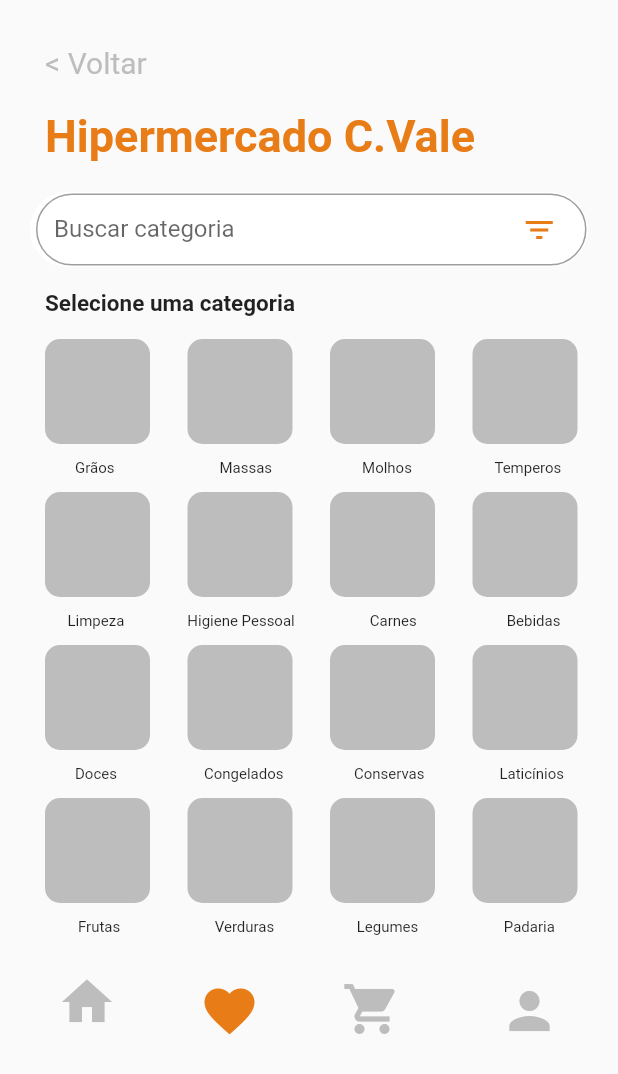
After one commit to camileandrade/smart-buy, a Flutter app: the screen it shows after launch, after a tap on "Entrar", after a tap on the "favorite" icon, on a phone screen of 412 x 824 dp. The commit adds this screen. Shown: the top 1074 px of the screen. Run offline on Flutter 3.47's test engine with Material 2 defaults, Android fonts, the phone set to English and light mode, and no system bars.

Commit message:
Adicionando pagina de categorias

```diff
--- /dev/null
+++ b/smart_buy/lib/categoriaPage.dart
@@ -0,0 +1,514 @@
+// ignore_for_file: prefer_const_literals_to_create_immutables, prefer_const_constructors, avoid_unnecessary_containers, sort_child_properties_last
+
+import 'package:flutter/material.dart';
+import 'package:smart_buy/home.dart';
+
+class CategoriaPage extends StatefulWidget {
+  const CategoriaPage({super.key});
+
+  @override
+  State<CategoriaPage> createState() => _CategoriaPageState();
+}
+
+class _CategoriaPageState extends State<CategoriaPage> {
+  @override
+  Widget build(BuildContext context) {
+    return MaterialApp(
+      debugShowCheckedModeBanner: false,
+      home: Scaffold(
+        body: Column(
+          children: [
+            Padding(
+              padding: EdgeInsets.only(left: 30.0, top: 30.0, right: 30.0, bottom: 20.0),
+              // ROW DE VOLTAR
+              child: Row(
+                crossAxisAlignment: CrossAxisAlignment.start,
+                children: [
+                  Container(
+                    child: GestureDetector(
+                      onTap: () {
+                        Navigator.push(
+                          context,
+                          MaterialPageRoute(builder: (context) => HomePage()),
+                        );
+                      },
+                      child: Text(
+                        '< Voltar',
+                        style: TextStyle(
+                          fontSize: 20.0,
+                          color: Colors.grey[400],
+                        ),
+                      ),
+                    ),
+                  ),
+                ],
+              ),
+            ),
+            Padding(
+              padding: EdgeInsets.only(left: 30.0, right: 30.0, bottom: 20.0),
+              child: Row(
+                crossAxisAlignment: CrossAxisAlignment.start,
+                children: [
+                  Text(
+                    'Hipermercado C.Vale',
+                    style: TextStyle(
+                      fontSize: 30.0,
+                      fontWeight: FontWeight.bold,
+                      color: Color(0xFFE87C17),
+                    ),
+                  )
+                ],
+              )
+            ),
+            Padding(
+              padding: EdgeInsets.only(left: 20, right: 20.0),
+              child: Container(
+                width: 400,
+                height: 50,
+                decoration: BoxDecoration(
+                  color: Colors.white,
+                  border: Border.all(color: Colors.white),
+                  borderRadius: BorderRadius.circular(30),
+                ),
+                child: Padding(
+                  padding: EdgeInsets.only(left: 3.0),
+                  child: TextField(
+                    decoration: InputDecoration (
+                      labelText: "Buscar categoria",
+                      suffixIcon: Padding(
+                        padding: EdgeInsets.only(right: 15.0),
+                        child: Icon(
+                          Icons.filter_list,
+                          color: Color(0xFFE87C17),
+                        ),
+                      ),
+                      enabledBorder: OutlineInputBorder(
+                        borderSide: BorderSide(color: Colors.grey),
+                        borderRadius: BorderRadius.circular(30.0),
+                      ),
+                    ),
+                  ),
+                ),
+              ),
+            ),
+            Row (
+              children: [
+                Padding(
+                  padding: EdgeInsets.only(left: 30.0, top: 15.0),
+                  child: Text(
+                    'Selecione uma categoria',
+                    style: TextStyle(
+                      fontSize: 15.0,
+                      fontWeight: FontWeight.bold,
+                      color: Colors.black87
+                    )
+                  )
+                )
+              ],
+            ),
+            SizedBox(height: 15),
+            Row (
+              children: [
+                Padding(
+                  padding: EdgeInsets.only(left: 30.0),
+                  child: Container(
+                    height: 70,
+                    width: 70,
+                    decoration: BoxDecoration(
+                      color: Colors.grey[400],
+                      borderRadius: BorderRadius.circular(10.0)
+                    ),
+                  ),
+                ),
+                Padding(
+                  padding: EdgeInsets.only(left: 25.0),
+                  child: Container(
+                    height: 70,
+                    width: 70,
+                    decoration: BoxDecoration(
+                      color: Colors.grey[400],
+                      borderRadius: BorderRadius.circular(10.0)
+                    ),
+                  ),
+                ),
+                Padding(
+                  padding: EdgeInsets.only(left: 25.0),
+                  child: Container(
+                    height: 70,
+                    width: 70,
+                    decoration: BoxDecoration(
+                      color: Colors.grey[400],
+                      borderRadius: BorderRadius.circular(10.0)
+                    ),
+                  ),
+                ),
+                Padding(
+                  padding: EdgeInsets.only(left: 25.0),
+                  child: Container(
+                    height: 70,
+                    width: 70,
+                    decoration: BoxDecoration(
+                      color: Colors.grey[400],
+                      borderRadius: BorderRadius.circular(10.0)
+                    ),
+                  ),
+                ),
+              ],
+            ),
+            Row(
+              children: [
+                Padding(
+                  padding: EdgeInsets.only(left: 50.0, top: 10.0, right: 30.0),
+                  child: Text(
+                    'Grãos',
+                    style: TextStyle(
+                      fontSize: 10.0,
+                    ),
+                  )
+                ),
+                Padding(
+                  padding: EdgeInsets.only(left: 40.0, top: 10.0, right: 30.0),
+                  child: Text(
+                    'Massas',
+                    style: TextStyle(
+                      fontSize: 10.0,
+                    ),
+                  )
+                ),
+                Padding(
+                  padding: EdgeInsets.only(left: 30.0, top: 10.0, right: 30.0),
+                  child: Text(
+                    'Molhos',
+                    style: TextStyle(
+                      fontSize: 10.0,
+                    ),
+                  )
+                ),
+                Padding(
+                  padding: EdgeInsets.only(left: 25.0, top: 10.0, right: 30.0),
+                  child: Text(
+                    'Temperos',
+                    style: TextStyle(
+                      fontSize: 10.0,
+                    ),
+                  )
+                ),
+              ],
+            ),
+            SizedBox(height: 10),
+            Row (
+              children: [
+                Padding(
+                  padding: EdgeInsets.only(left: 30.0),
+                  child: Container(
+                    height: 70,
+                    width: 70,
+                    decoration: BoxDecoration(
+                      color: Colors.grey[400],
+                      borderRadius: BorderRadius.circular(10.0)
+                    ),
+                  ),
+                ),
+                Padding(
+                  padding: EdgeInsets.only(left: 25.0),
+                  child: Container(
+                    height: 70,
+                    width: 70,
+                    decoration: BoxDecoration(
+                      color: Colors.grey[400],
+                      borderRadius: BorderRadius.circular(10.0)
+                    ),
+                  ),
+                ),
+                Padding(
+                  padding: EdgeInsets.only(left: 25.0),
+                  child: Container(
+                    height: 70,
+                    width: 70,
+                    decoration: BoxDecoration(
+                      color: Colors.grey[400],
+                      borderRadius: BorderRadius.circular(10.0)
+                    ),
+                  ),
+                ),
+                Padding(
+                  padding: EdgeInsets.only(left: 25.0),
+                  child: Container(
+                    height: 70,
+                    width: 70,
+                    decoration: BoxDecoration(
+                      color: Colors.grey[400],
+                      borderRadius: BorderRadius.circular(10.0)
+                    ),
+                  ),
+                ),
+              ],
+            ),
+            Row(
+              children: [
+                Padding(
+                  padding: EdgeInsets.only(left: 45.0, top: 10.0, right: 30.0),
+                  child: Text(
+                    'Limpeza',
+                    style: TextStyle(
+                      fontSize: 10.0,
+                    ),
+                  )
+                ),
+                Padding(
+                  padding: EdgeInsets.only(left: 12.0, top: 10.0, right: 30.0),
+                  child: Text(
+                    'Higiene Pessoal',
+                    style: TextStyle(
+                      fontSize: 10.0,
+                    ),
+                  )
+                ),
+                Padding(
+                  padding: EdgeInsets.only(left: 20.0, top: 10.0, right: 30.0),
+                  child: Text(
+                    'Carnes',
+                    style: TextStyle(
+                      fontSize: 10.0,
+                    ),
+                  )
+                ),
+                Padding(
+                  padding: EdgeInsets.only(left: 30.0, top: 10.0, right: 30.0),
+                  child: Text(
+                    'Bebidas',
+                    style: TextStyle(
+                      fontSize: 10.0,
+                    ),
+                  )
+                ),
+              ],
+            ),
+            SizedBox(height: 10),
+            Row (
+              children: [
+                Padding(
+                  padding: EdgeInsets.only(left: 30.0),
+                  child: Container(
+                    height: 70,
+                    width: 70,
+                    decoration: BoxDecoration(
+                      color: Colors.grey[400],
+                      borderRadius: BorderRadius.circular(10.0)
+                    ),
+                  ),
+                ),
+                Padding(
+                  padding: EdgeInsets.only(left: 25.0),
+                  child: Container(
+                    height: 70,
+                    width: 70,
+                    decoration: BoxDecoration(
+                      color: Colors.grey[400],
+                      borderRadius: BorderRadius.circular(10.0)
+                    ),
+                  ),
+                ),
+                Padding(
+                  padding: EdgeInsets.only(left: 25.0),
+                  child: Container(
+                    height: 70,
+                    width: 70,
+                    decoration: BoxDecoration(
+                      color: Colors.grey[400],
+                      borderRadius: BorderRadius.circular(10.0)
+                    ),
+                  ),
+                ),
+                Padding(
+                  padding: EdgeInsets.only(left: 25.0),
+                  child: Container(
+                    height: 70,
+                    width: 70,
+                    decoration: BoxDecoration(
+                      color: Colors.grey[400],
+                      borderRadius: BorderRadius.circular(10.0)
+                    ),
+                  ),
+                ),
+              ],
+            ),
+            Row(
+              children: [
+                Padding(
+                  padding: EdgeInsets.only(left: 50.0, top: 10.0, right: 30.0),
+                  child: Text(
+                    'Doces',
+                    style: TextStyle(
+                      fontSize: 10.0,
+                    ),
+                  )
+                ),
+                Padding(
+                  padding: EdgeInsets.only(left: 28.0, top: 10.0, right: 30.0),
+                  child: Text(
+                    'Congelados',
+                    style: TextStyle(
+                      fontSize: 10.0,
+                    ),
+                  )
+                ),
+                Padding(
+                  padding: EdgeInsets.only(left: 17.0, top: 10.0, right: 30.0),
+                  child: Text(
+                    'Conservas',
+                    style: TextStyle(
+                      fontSize: 10.0,
+                    ),
+                  )
+                ),
+                Padding(
+                  padding: EdgeInsets.only(left: 20.0, top: 10.0, right: 30.0),
+                  child: Text(
+                    'Laticínios',
+                    style: TextStyle(
+                      fontSize: 10.0,
+                    ),
+                  )
+                ),
+              ],
+            ),
+            SizedBox(height: 10),
+            Row (
+              children: [
+                Padding(
+                  padding: EdgeInsets.only(left: 30.0),
+                  child: Container(
+                    height: 70,
+                    width: 70,
+                    decoration: BoxDecoration(
+                      color: Colors.grey[400],
+                      borderRadius: BorderRadius.circular(10.0)
+                    ),
+                  ),
+                ),
+                Padding(
+                  padding: EdgeInsets.only(left: 25.0),
+                  child: Container(
+                    height: 70,
+                    width: 70,
+                    decoration: BoxDecoration(
+                      color: Colors.grey[400],
+                      borderRadius: BorderRadius.circular(10.0)
+                    ),
+                  ),
+                ),
+                Padding(
+                  padding: EdgeInsets.only(left: 25.0),
+                  child: Container(
+                    height: 70,
+                    width: 70,
+                    decoration: BoxDecoration(
+                      color: Colors.grey[400],
+                      borderRadius: BorderRadius.circular(10.0)
+                    ),
+                  ),
+                ),
+                Padding(
+                  padding: EdgeInsets.only(left: 25.0),
+                  child: Container(
+                    height: 70,
+                    width: 70,
+                    decoration: BoxDecoration(
+                      color: Colors.grey[400],
+                      borderRadius: BorderRadius.circular(10.0)
+                    ),
+                  ),
+                ),
+              ],
+            ),
+            Row(
+              children: [
+                Padding(
+                  padding: EdgeInsets.only(left: 52.0, top: 10.0, right: 30.0),
+                  child: Text(
+                    'Frutas',
+                    style: TextStyle(
+                      fontSize: 10.0,
+                    ),
+                  )
+                ),
+                Padding(
+                  padding: EdgeInsets.only(left: 33.0, top: 10.0, right: 30.0),
+                  child: Text(
+                    'Verduras',
+                    style: TextStyle(
+                      fontSize: 10.0,
+                    ),
+                  )
+                ),
+                Padding(
+                  padding: EdgeInsets.only(left: 25.0, top: 10.0, right: 30.0),
+                  child: Text(
+                    'Legumes',
+                    style: TextStyle(
+                      fontSize: 10.0,
+                    ),
+                  )
+                ),
+                Padding(
+                  padding: EdgeInsets.only(left: 27.0, top: 10.0, right: 30.0),
+                  child: Text(
+                    'Padaria',
+                    style: TextStyle(
+                      fontSize: 10.0,
+                    ),
+                  )
+                ),
+              ],
+            ),
+            Row(
+              children: [
+                Padding(
+                  padding: EdgeInsets.only(left: 30.0, top: 10.0, right: 40.0, bottom: 20.0),
+                  child: IconButton(
+                    icon: Icon (
+                      Icons.home,
+                      color: Colors.grey[400],
+                      size: 40.0,
+                    ),
+                    onPressed: () {
+                      Navigator.pushReplacement(
+                        context,
+                        MaterialPageRoute(builder: (context) => HomePage()),
+                      );
+                    },
+                  ),
+                ),
+                Padding(
+                  padding: EdgeInsets.only(left: 15.0, top: 10.0, right: 30.0),
+                  child: Icon (
+                    Icons.favorite,
+                    color: Color(0xFFE87C17),
+                    size: 40.0,
+                  ),
+                ),
+                Padding(
+                  padding: EdgeInsets.only(left: 25.0, top: 27.0, right: 40.0, bottom: 20.0),
+                  child: Icon (
+                    Icons.shopping_cart,
+                    color: Colors.grey[400],
+                    size: 40.0,
+                  ),
+                ),
+                Padding(
+                  padding: EdgeInsets.only(left: 25.0, top: 30.0, right: 20.0, bottom: 20.0),
+                  child: Icon (
+                    Icons.person,
+                    color: Colors.grey[400],
+                    size: 40.0,
+                  ),
+                )
+              ],
+            )
+          ],
+        ),
+      )
+    );
+  }
+}
--- a/smart_buy/lib/home.dart
+++ b/smart_buy/lib/home.dart
@@ -1,6 +1,7 @@
 // ignore_for_file: prefer_const_literals_to_create_immutables, prefer_const_constructors, avoid_unnecessary_containers, sort_child_properties_last
 
 import 'package:flutter/material.dart';
+import 'package:smart_buy/categoriaPage.dart';
 
 class HomePage extends StatefulWidget {
   const HomePage({super.key});
@@ -42,9 +43,10 @@ class _HomePageState extends State<HomePage> {
                         Row(
                           children: [
                             Text(
-                              'Olá Camile',
+                              'Olá Camile,',
                               style: TextStyle(
                                 fontSize: 20.0,
+                                fontWeight: FontWeight.bold,
                                 color: Color(0xFFE87C17)
                               ),
                             ),
@@ -89,6 +91,7 @@ class _HomePageState extends State<HomePage> {
                         "Favoritos >",
                         style: TextStyle(
                           fontSize: 15.0,
+                          fontWeight: FontWeight.bold,
                           color: Colors.black87,
                         ),
                       ),
@@ -174,6 +177,7 @@ class _HomePageState extends State<HomePage> {
                         "Navegue por estabelecimento >",
                         style: TextStyle(
                           fontSize: 15.0,
+                          fontWeight: FontWeight.bold,
                           color: Colors.black87,
                         ),
                       ),
@@ -259,11 +263,19 @@ class _HomePageState extends State<HomePage> {
                   ),
                 ),
                 Padding(
-                  padding: EdgeInsets.only(left: 25.0, top: 20.0, right: 40.0, bottom: 20.0),
-                  child: Icon (
-                    Icons.favorite,
-                    color: Colors.grey[400],
-                    size: 40.0,
+                  padding: EdgeInsets.only(left: 15.0, top: 5.0, right: 40.0, bottom: 20.0),
+                  child: IconButton(
+                    icon: Icon (
+                      Icons.favorite,
+                      color: Colors.grey[400],
+                      size: 40.0,
+                    ),
+                    onPressed: () {
+                      Navigator.pushReplacement(
+                        context,
+                        MaterialPageRoute(builder: (context) => CategoriaPage()),
+                      );
+                    },
                   ),
                 ),
                 Padding(
```
